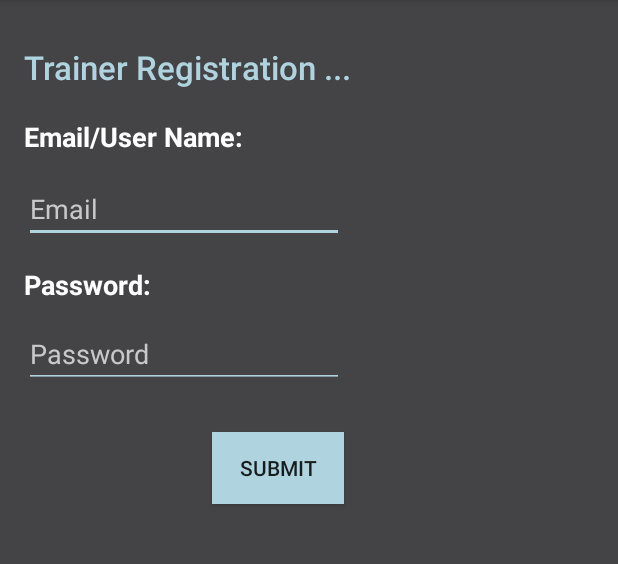
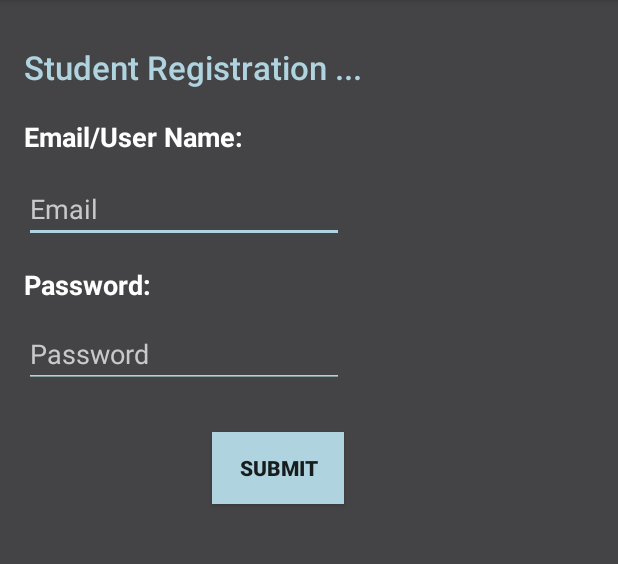
Before and after one commit to justinLujan716/TogetherFit, an Android app: the StudentRegistration screen opened directly, with no data from a screen before it, on a phone screen of 412 x 824 dp, the part 84-648 px from its top. Run offline under Robolectric (Android 15) with nearby library versions, the phone set to English and light mode, and no system bars; our stand-ins replace Firebase (no records; nobody signed in at launch, a user with empty details on screens opened directly).

Commit message:
Student part

```diff
--- a/app/src/main/java/com/example/heem/togetherfit/StudentRegistration.java
+++ b/app/src/main/java/com/example/heem/togetherfit/StudentRegistration.java
@@ -1,30 +1,83 @@
 package com.example.heem.togetherfit;
 
-import android.graphics.Color;
+import android.content.Intent;
+import android.support.annotation.NonNull;
 import android.support.v7.app.AppCompatActivity;
 import android.os.Bundle;
+import android.text.TextUtils;
+import android.view.View;
 import android.widget.Button;
 import android.widget.EditText;
-import android.widget.Spinner;
+import android.widget.Toast;
+
+import com.google.android.gms.tasks.OnCompleteListener;
+import com.google.android.gms.tasks.Task;
+import com.google.firebase.auth.AuthResult;
+import com.google.firebase.auth.FirebaseAuth;
 
 public class StudentRegistration extends AppCompatActivity {
-
-        // Variable Declaration should be in onCreate()
-        private Button mSubmit;
-        private Button mCancel;
-        private EditText tFname;
-        private EditText tLname;
-        private EditText tUsername;
-        private EditText tPassword;
-        private EditText tEmail;
-        private Spinner tGender;
-        private String tDoB;
+        private EditText inputEmail, inputPassword;
+        private Button btnSSignUp;
+        private FirebaseAuth auth;
 
         @Override
         protected void onCreate(Bundle savedInstanceState) {
             super.onCreate(savedInstanceState);
-            setContentView(R.layout.activity_trainer_registration);
+            setContentView(R.layout.activity_student_reigsteration);
+            //---------------------------------------------
+            //Get Firebase auth instance
+            auth = FirebaseAuth.getInstance();
+            //load data
+            btnSSignUp = (Button) findViewById(R.id.sign_up_button_Student);
+            inputEmail = (EditText) findViewById(R.id.userEmailStudent);
+            inputPassword = (EditText) findViewById(R.id.userPassStudent);
+            //---------------------------------------------
+
+            btnSSignUp.setOnClickListener(new View.OnClickListener() {
+                @Override
+                public void onClick(View v) {
+
+                    String email = inputEmail.getText().toString().trim();
+                    String password = inputPassword.getText().toString().trim();
+
+                    if (TextUtils.isEmpty(email)) {
+                        Toast.makeText(getApplicationContext(), "Enter email address!", Toast.LENGTH_SHORT).show();
+                        return;
+                    }
+
+                    if (TextUtils.isEmpty(password)) {
+                        Toast.makeText(getApplicationContext(), "Enter password!", Toast.LENGTH_SHORT).show();
+                        return;
+                    }
+
+                    if (password.length() < 6) {
+                        Toast.makeText(getApplicationContext(), "Password too short, enter minimum 6 characters!", Toast.LENGTH_SHORT).show();
+                        return;
+                    }
+
+                    //create user
+                    auth.createUserWithEmailAndPassword(email, password)
+                            .addOnCompleteListener(StudentRegistration.this, new OnCompleteListener<AuthResult>() {
+                                @Override
+                                public void onComplete(@NonNull Task<AuthResult> task) {
+                                    Toast.makeText(StudentRegistration.this, "createUserWithEmail:onComplete:" + task.isSuccessful(), Toast.LENGTH_SHORT).show();
+
+                                    // If sign in fails, display a message to the user. If sign in succeeds
+                                    // the auth state listener will be notified and logic to handle the
+                                    // signed in user can be handled in the listener.
+                                    if (!task.isSuccessful()) {
+                                        Toast.makeText(StudentRegistration.this, "Authentication failed." + task.getException(),
+                                                Toast.LENGTH_SHORT).show();
+                                    } else {
+                                        startActivity(new Intent(StudentRegistration.this, MainActivity.class));
+                                        finish();
+                                    }
+                                }
+                            });
 
 
+                }
+            });
         }
-    }
+
+}
--- a/app/src/main/java/com/example/heem/togetherfit/TrainerLogin.java
+++ b/app/src/main/java/com/example/heem/togetherfit/TrainerLogin.java
@@ -22,7 +22,6 @@ import com.google.firebase.auth.FirebaseAuth;
 public class TrainerLogin extends AppCompatActivity {
     private EditText inputEmail, inputPassword;
     private FirebaseAuth auth;
-    private ProgressBar progressBar;
     private Button btnSignup, btnLogin;
 
     @Override
--- a/app/src/main/res/layout/activity_student_reigsteration.xml
+++ b/app/src/main/res/layout/activity_student_reigsteration.xml
@@ -11,4 +11,100 @@
     android:paddingTop="@dimen/activity_vertical_margin"
     tools:context="com.example.heem.togetherfit.StudentRegistration">
 
+    <TextView
+        android:text="Student Registration ..."
+        android:layout_width="wrap_content"
+        android:layout_height="wrap_content"
+        android:id="@+id/welcomeSStudent"
+        android:layout_marginTop="14dp"
+        android:textColor="#AFD3DF"
+        tools:textStyle="bold"
+        android:textAppearance="@style/TextAppearance.AppCompat.Title"
+        android:layout_alignParentTop="true"
+        android:layout_alignParentLeft="true"
+        android:layout_alignParentStart="true"
+        android:textSize="22dp"/>
+
+    <TextView
+        android:text="Email/User Name:"
+        android:textColor="#ffffff"
+        android:layout_width="wrap_content"
+        android:layout_height="wrap_content"
+        android:layout_marginTop="19dp"
+        android:id="@+id/userEmailStudentReg"
+        android:textSize="18dp"
+        android:textStyle="bold"
+        android:layout_below="@+id/welcomeSStudent"
+        android:layout_alignParentLeft="true"
+        android:layout_alignParentStart="true" />
+
+    <TextView
+        android:text="Password:"
+        android:textColor="#ffffff"
+        android:textStyle="bold"
+        android:layout_width="wrap_content"
+        android:layout_height="wrap_content"
+        android:id="@+id/UserPassReg"
+        android:textSize="18dp"
+        android:layout_below="@+id/userEmailStudent"
+        android:layout_alignParentLeft="true"
+        android:layout_alignParentStart="true"
+        android:layout_marginTop="15dp" />
+
+    <requestFocus />
+
+    <ScrollView
+        android:layout_width="match_parent"
+        android:layout_height="match_parent"
+        android:layout_toEndOf="@+id/userEmailStudentReg"
+        android:layout_alignParentBottom="true">
+
+        <LinearLayout
+            android:layout_width="match_parent"
+            android:layout_height="wrap_content"
+            android:orientation="vertical" />
+    </ScrollView>
+
+    <EditText
+        android:layout_width="wrap_content"
+        android:layout_height="wrap_content"
+        android:inputType="textEmailAddress"
+        android:textColor="#ffffff"
+        android:textColorHint="#C9C9CA"
+        android:ems="10"
+        android:id="@+id/userEmailStudent"
+        android:backgroundTint="#AFD3DF"
+        android:hint="Email"
+        android:layout_below="@+id/userEmailStudentReg"
+        android:layout_alignParentLeft="true"
+        android:layout_alignParentStart="true"
+        android:layout_marginTop="13dp" />
+
+    <EditText
+        android:layout_width="wrap_content"
+        android:layout_height="wrap_content"
+        android:inputType="textEmailAddress"
+        android:textColor="#ffffff"
+        android:textColorHint="#C9C9CA"
+        android:ems="10"
+        android:id="@+id/userPassStudent"
+        android:backgroundTint="#AFD3DF"
+        android:hint="Password"
+        android:layout_below="@+id/UserPassReg"
+        android:layout_alignParentLeft="true"
+        android:layout_alignParentStart="true"
+        android:layout_marginTop="11dp" />
+
+    <Button
+        android:text="Submit"
+        android:layout_width="wrap_content"
+        android:layout_height="wrap_content"
+        android:layout_marginTop="29dp"
+        android:id="@+id/sign_up_button_Student"
+        android:layout_below="@+id/userPassStudent"
+        android:layout_alignRight="@+id/userPassStudent"
+        android:layout_alignEnd="@+id/userPassStudent"
+        android:textStyle="bold"
+        android:background="#AFD3DF"/>
+
 </RelativeLayout>
--- a/app/src/main/res/layout/activity_trainer_registration.xml
+++ b/app/src/main/res/layout/activity_trainer_registration.xml
@@ -46,7 +46,7 @@
         android:layout_height="wrap_content"
         android:id="@+id/UserPassReg"
         android:textSize="18dp"
-        android:layout_below="@+id/userEmailTrainer2"
+        android:layout_below="@+id/userEmailTrainer"
         android:layout_alignParentLeft="true"
         android:layout_alignParentStart="true"
         android:layout_marginTop="15dp" />
@@ -72,7 +72,7 @@
         android:textColor="#ffffff"
         android:textColorHint="#C9C9CA"
         android:ems="10"
-        android:id="@+id/userEmailTrainer2"
+        android:id="@+id/userEmailTrainer"
         android:backgroundTint="#AFD3DF"
         android:hint="Email"
         android:layout_below="@+id/userEmailTrainerReg"
@@ -87,7 +87,7 @@
         android:textColor="#ffffff"
         android:textColorHint="#C9C9CA"
         android:ems="10"
-        android:id="@+id/userPassTrainer2"
+        android:id="@+id/userPassTrainer"
         android:backgroundTint="#AFD3DF"
         android:hint="Password"
         android:layout_below="@+id/UserPassReg"
@@ -100,10 +100,11 @@
         android:layout_width="wrap_content"
         android:layout_height="wrap_content"
         android:layout_marginTop="29dp"
-        android:id="@+id/sign_up_button"
-        android:layout_below="@+id/userPassTrainer2"
-        android:layout_alignRight="@+id/userPassTrainer2"
-        android:layout_alignEnd="@+id/userPassTrainer2"
+        android:id="@+id/sign_up_button_Trainer"
+        android:layout_below="@+id/userPassTrainer"
+        android:layout_alignRight="@+id/userPassTrainer"
+        android:layout_alignEnd="@+id/userPassTrainer"
+        android:textStyle="bold"
         android:background="#AFD3DF"/>
 
 </RelativeLayout>
```
Also changed, not shown: app/src/main/java/com/example/heem/togetherfit/StudentLogin.java (+68 -11 lines), app/src/main/java/com/example/heem/togetherfit/TrainerRegistration.java (+6 -13 lines), app/src/main/res/layout/activity_student_login.xml (+12 -8 lines).
